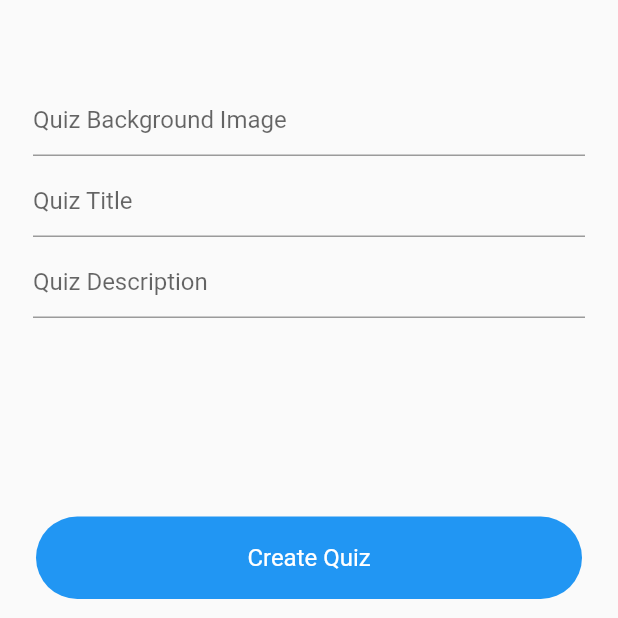
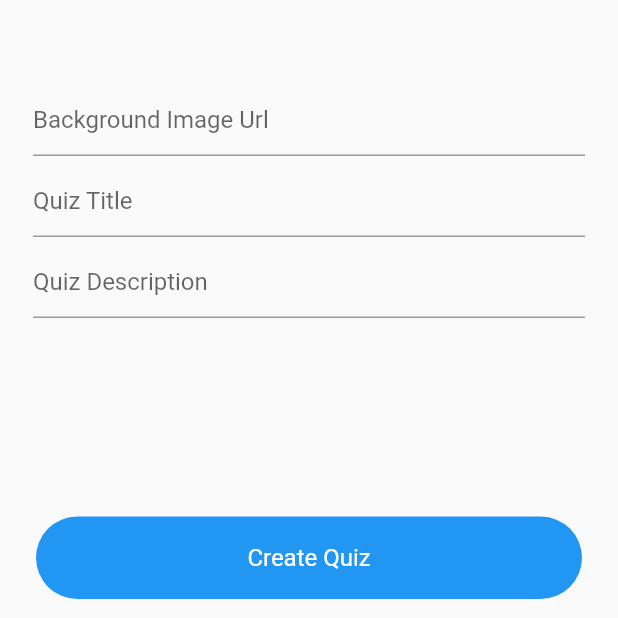
Before and after one commit to KevinApodaca/Quizr, a Flutter app: the CreateQuiz screen opened directly, on a phone screen of 412 x 824 dp, the part 547-1165 px from its top. Run offline on Flutter 3.47's test engine with Material 2 defaults, Android fonts, the phone set to English and light mode, and no system bars; our stand-ins replace cloud_firestore, firebase_auth, random_string, shared_preferences; accounts and stored records are empty.

Commit message:
rename helper text

```diff
--- a/lib/views/create_quiz.dart
+++ b/lib/views/create_quiz.dart
@@ -70,7 +70,7 @@ class _CreateQuizState extends State<CreateQuiz> {
                     validator: (val) =>
                         val.isEmpty ? "Please enter valid URL" : null,
                     decoration:
-                        InputDecoration(hintText: "Quiz Background Image"),
+                        InputDecoration(hintText: "Background Image Url"),
                     onChanged: (val) {
                       quizImageUrl = val;
                     },
```
